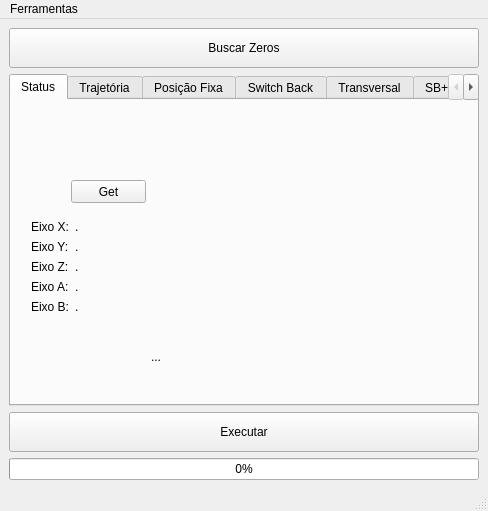
Old version of the form Source/ui/mainwindow.ui in the repository rafaelppires/weldway.
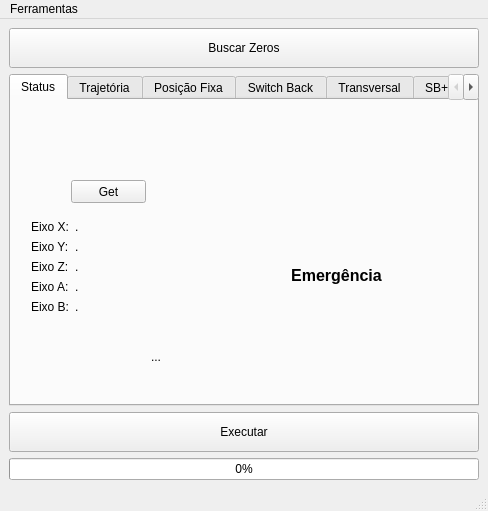
New version of the form. The open tabs and pages were chosen to show the change.

```diff
--- a/Source/ui/mainwindow.ui
+++ b/Source/ui/mainwindow.ui
@@ -150,6 +150,35 @@
            <string>...</string>
           </property>
          </widget>
+         <widget class="QLabel" name="emergencyLabel">
+          <property name="geometry">
+           <rect>
+            <x>200</x>
+            <y>90</y>
+            <width>251</width>
+            <height>171</height>
+           </rect>
+          </property>
+          <property name="font">
+           <font>
+            <pointsize>12</pointsize>
+            <weight>75</weight>
+            <bold>true</bold>
+           </font>
+          </property>
+          <property name="text">
+           <string>Emergência</string>
+          </property>
+          <property name="textFormat">
+           <enum>Qt::RichText</enum>
+          </property>
+          <property name="scaledContents">
+           <bool>false</bool>
+          </property>
+          <property name="alignment">
+           <set>Qt::AlignCenter</set>
+          </property>
+         </widget>
         </widget>
         <widget class="QWidget" name="tab">
          <attribute name="title">
```
Left out of the diff: 2 changed lines with no effect on the pictures.
